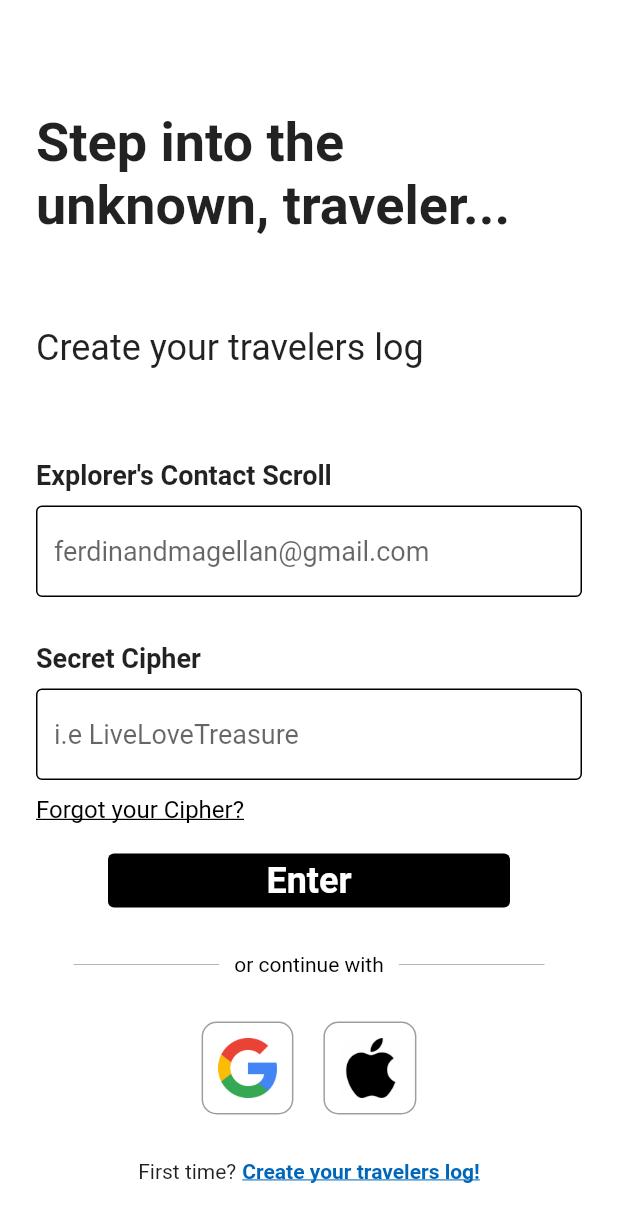
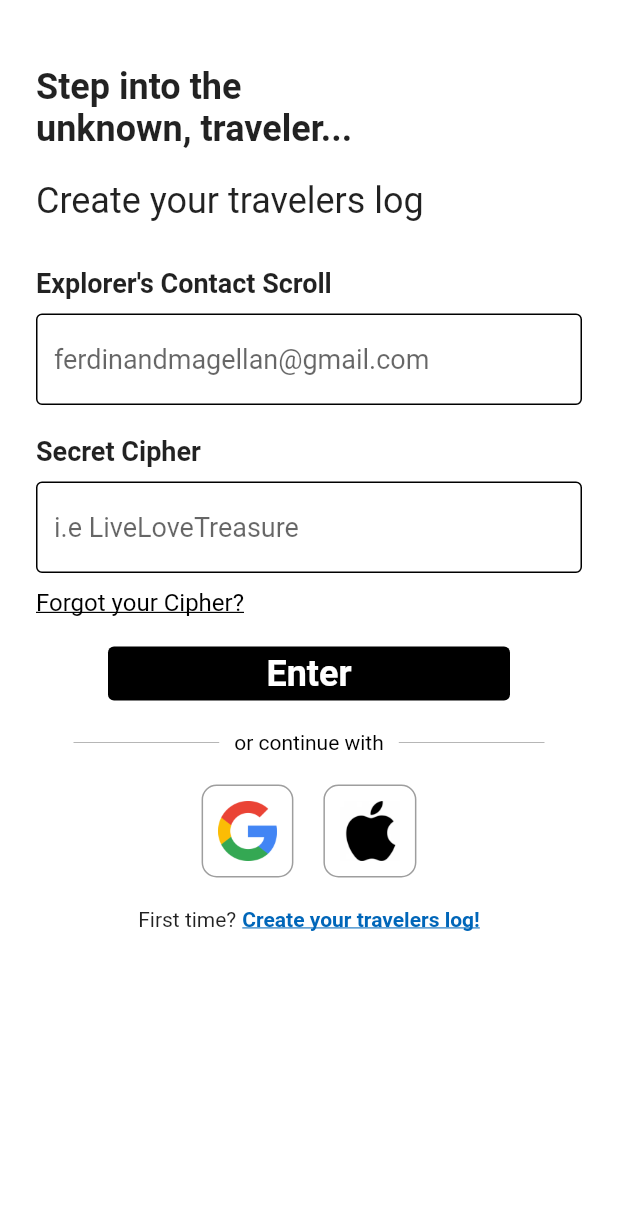
Before and after one commit to eshaanrathi2/3keys, a Flutter app: the screen it shows after launch, on a phone screen of 412 x 824 dp. Shown: the top 1222 px of the screen. Run offline on Flutter 3.47's test engine with Material 2 defaults, Android fonts, the phone set to English and light mode, and no system bars; our stand-ins replace firebase_auth, firebase_core; accounts and stored records are empty.

Commit message:
add AuthPage() method

```diff
--- a/lib/main.dart
+++ b/lib/main.dart
@@ -1,10 +1,15 @@
 import 'package:flutter/material.dart';
+import 'package:project_3_keys/pages/auth_page.dart';
 import 'package:project_3_keys/pages/login_page.dart';
 
 import 'package:firebase_core/firebase_core.dart';
 import 'firebase_options.dart';
 
-void main() {
+void main() async{
+  WidgetsFlutterBinding.ensureInitialized();
+  await Firebase.initializeApp(
+    options: DefaultFirebaseOptions.currentPlatform,
+  );
   runApp(const MyApp());
 }
 
@@ -13,9 +18,9 @@
 
   @override
   Widget build(BuildContext context) {
-    return MaterialApp(
+    return const MaterialApp(
       debugShowCheckedModeBanner: false,
-      home: LoginPage(),
+      home: AuthPage(),
     );
   }
 }
--- /dev/null
+++ b/lib/pages/auth_page.dart
@@ -0,0 +1,29 @@
+import 'package:firebase_auth/firebase_auth.dart';
+import 'package:flutter/material.dart';
+import 'package:project_3_keys/pages/home_page.dart';
+import 'package:project_3_keys/pages/login_page.dart';
+
+class AuthPage extends StatelessWidget {
+  // If user is not logged in then direct him to sign in page
+  // Else, display home page
+  const AuthPage({super.key});
+
+  @override
+  Widget build(BuildContext context) {
+    return Scaffold(
+      body: StreamBuilder<User?>(
+        stream: FirebaseAuth.instance.authStateChanges(),
+        builder:(context, snapshot){
+          if(snapshot.hasData){
+            // user has logged in, direct him to HomePage.
+            return HomePage();
+          }
+          else{
+            // user is logged out, direct him to LoginPage.
+            return LoginPage();
+          }
+        },
+      ),
+    );
+  }
+}
--- a/lib/pages/login_page.dart
+++ b/lib/pages/login_page.dart
@@ -92,8 +92,10 @@
   @override
   Widget build(BuildContext context) {
     return Scaffold(
+      // resizeToAvoidBottomInset : false,
       backgroundColor: Colors.white,
-      body: SafeArea(
+      body: SingleChildScrollView(
+        child: SafeArea(
           // SafeArea: forces UI to not go near edges of the screen.
 
           child: Padding(
@@ -107,20 +109,20 @@
 
               children: [
                 // vertical spacing of 50
-              const SizedBox(height: 50),
+                const SizedBox(height: 20),
                 // logo
 
                 // step into the unknown traveller
                 const Text(
                   "Step into the\nunknown, traveler...",
                   style: TextStyle(
-                  fontSize: 36,
+                    fontSize: 24,
                     fontWeight: FontWeight.bold,
                   ),
                 ),
 
                 // vertical spacing of 50
-              const SizedBox(height: 60),
+                const SizedBox(height: 20),
 
                 // create your travellers log
                 const Text(
@@ -131,7 +133,7 @@
                 ),
 
                 // vertical spacing of 50
-              const SizedBox(height: 60),
+                const SizedBox(height: 30),
 
                 // explorer's contact scroll
 
@@ -154,7 +156,7 @@
                 ),
 
                 // vertical spacing of 50
-              const SizedBox(height: 30),
+                const SizedBox(height: 20),
 
 
                 // secret cipher
@@ -200,7 +202,7 @@
 
                 // Google , Apple sign choice
                 // vertical spacing of 30
-              const SizedBox(height: 30),
+                const SizedBox(height: 20),
                 const Padding(
                   padding: EdgeInsets.symmetric(horizontal: 25.0),
                   child: Row(
@@ -233,7 +235,7 @@
 
                 //Google + Apple sign in buttons
                 // vertical spacing of 30
-              const SizedBox(height: 30),
+                const SizedBox(height: 20),
 
 
                 const Row(
@@ -249,7 +251,7 @@
 
                 // Register
                 // vertical spacing of 30
-              const SizedBox(height: 30),
+                const SizedBox(height: 20),
 
                 // secret cipher
                 const Row(
@@ -273,6 +275,7 @@
             ],),
           ),
         ),
+      ),
     );
   }
 }
--- a/pubspec.yaml
+++ b/pubspec.yaml
@@ -36,6 +36,7 @@
   # Use with the CupertinoIcons class for iOS style icons.
   cupertino_icons: ^1.0.2
   firebase_core: ^2.15.1
+  firebase_auth: ^4.7.3
 
 dev_dependencies:
   flutter_test:
```
Also changed, not shown: lib/pages/home_page.dart (added, +14 -0 lines), pubspec.lock, 10 other files. Lines whose indentation alone changed are shown as unchanged.
